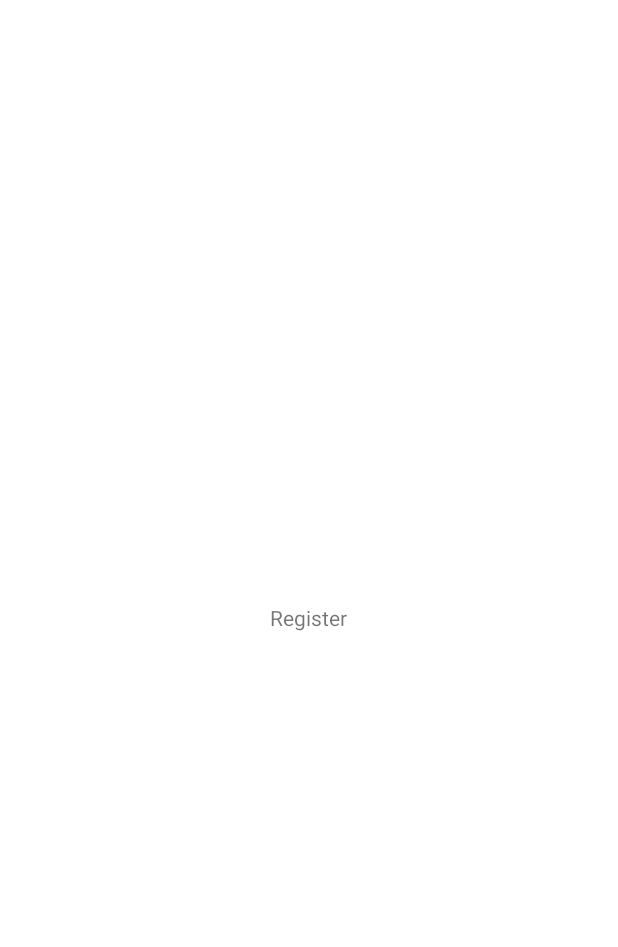
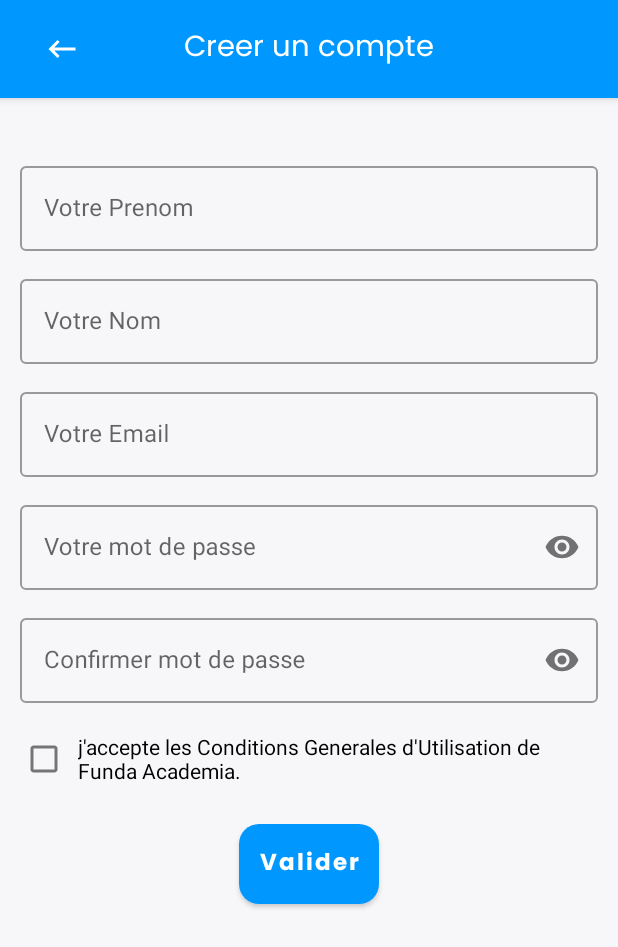
Before and after one commit to BabiMumba/Funda-Academia, an Android app: the RegisterActivity screen opened directly, with no data from a screen before it, on a phone screen of 412 x 824 dp. Before the commit the part shown is almost empty. Shown: the top 947 px of the screen. Run offline under Robolectric (Android 15) with nearby library versions, the phone set to English and light mode, and no system bars; our stand-ins replace sdp/ssp sizes.

Commit message:
nouvelle classe

```diff
--- /dev/null
+++ b/app/src/main/java/cd/bmfundacademia/com/Adapter/RegisterPagerAdapter.kt
@@ -0,0 +1,28 @@
+package cd.bmfundacademia.com.Adapter
+
+import androidx.fragment.app.Fragment
+import androidx.fragment.app.FragmentActivity
+import androidx.fragment.app.FragmentManager
+import androidx.fragment.app.FragmentPagerAdapter
+import androidx.viewpager2.adapter.FragmentStateAdapter
+import cd.bmfundacademia.com.Auth.StepRegister.StepeOneFragment
+import cd.bmfundacademia.com.Auth.StepRegister.StepeTwoFragment
+
+class RegisterPagerAdapter(activity: FragmentActivity) :
+    FragmentStateAdapter(activity)  {
+
+
+
+    override fun getItemCount(): Int {
+        return 3
+    }
+
+    override fun createFragment(position: Int): Fragment {
+        return when (position) {
+            0 -> StepeOneFragment()
+            1 -> StepeTwoFragment()
+            else -> StepeTwoFragment()
+        }
+    }
+
+}
--- a/app/src/main/java/cd/bmfundacademia/com/Auth/HomeAuthActivity.kt
+++ b/app/src/main/java/cd/bmfundacademia/com/Auth/HomeAuthActivity.kt
@@ -38,11 +38,11 @@ class HomeAuthActivity : AppCompatActivity() {
 
 
         binding.loginBtn.btnModelUi.setOnClickListener {
-            Utils.Intent1(this,RegisterActivity::class.java)
+            Utils.Intent1(this,LoginActivity::class.java)
 
         }
         binding.registerBtn.btnModelUi.setOnClickListener {
-            Utils.Intent1(this,LoginActivity::class.java)
+            Utils.Intent1(this,RegisterActivity::class.java)
         }
 
 
--- a/app/src/main/java/cd/bmfundacademia/com/Auth/RegisterActivity.kt
+++ b/app/src/main/java/cd/bmfundacademia/com/Auth/RegisterActivity.kt
@@ -2,21 +2,75 @@ package cd.bmfundacademia.com.Auth
 //cree par babi mumba le 11/mai/2024
 
 import android.os.Bundle
+import android.widget.Toast
 import androidx.activity.enableEdgeToEdge
 import androidx.appcompat.app.AppCompatActivity
 import androidx.core.view.ViewCompat
 import androidx.core.view.WindowInsetsCompat
+import androidx.viewpager.widget.ViewPager
+import androidx.viewpager2.widget.ViewPager2
+import cd.bmfundacademia.com.Adapter.RegisterPagerAdapter
+import cd.bmfundacademia.com.Auth.StepRegister.StepeOneFragment
+import cd.bmfundacademia.com.Auth.StepRegister.StepeTwoFragment
 import cd.bmfundacademia.com.R
+import cd.bmfundacademia.com.databinding.ActivityRegisterBinding
 
 class RegisterActivity : AppCompatActivity() {
+    private var isSwipeEnabled: Boolean = false
+    lateinit var viewPager: ViewPager2
+    private lateinit var registerPagerAdapter: RegisterPagerAdapter
+    lateinit var binding: ActivityRegisterBinding
     override fun onCreate(savedInstanceState: Bundle?) {
         super.onCreate(savedInstanceState)
-        enableEdgeToEdge()
-        setContentView(R.layout.activity_register)
-        ViewCompat.setOnApplyWindowInsetsListener(findViewById(R.id.main)) { v, insets ->
-            val systemBars = insets.getInsets(WindowInsetsCompat.Type.systemBars())
-            v.setPadding(systemBars.left, systemBars.top, systemBars.right, systemBars.bottom)
-            insets
+        binding = ActivityRegisterBinding.inflate(layoutInflater)
+        setContentView(binding.root)
+        ini_toolbar()
+
+        viewPager = binding.viewPager
+        registerPagerAdapter = RegisterPagerAdapter(this)
+        viewPager.adapter = registerPagerAdapter
+        viewPager.isUserInputEnabled = isSwipeEnabled//desactiver le swipe
+
+
+
+
+      /*  binding.btnSave.btnModelUi.text = "Confirmer"
+        //change text color
+        binding.btnSave.btnModelUi.setTextColor(resources.getColor(R.color.white))
+        //change tint color
+        binding.btnSave.btnModelUi.backgroundTintList = resources.getColorStateList(R.color.primary)
+
+        binding.btnSave.btnModelUi.setOnClickListener {
+            val currentFragment = registerPagerAdapter.getItem(viewPager.currentItem)
+
+            if (currentFragment is StepeOneFragment) {
+                if (currentFragment.validateData()) {
+                    viewPager.currentItem += 1
+                }
+            } else if (currentFragment is StepeTwoFragment) {
+                if (currentFragment.validateData()) {
+                    viewPager.currentItem += 1
+                }else{
+                    Toast.makeText(this, "desoler", Toast.LENGTH_SHORT).show()
+                }
+            }
+        }*/
+
+
+
+
+
+
+    }
+    fun ini_toolbar(){
+        binding.toolbarTop.titreTl.text = "Creer un compte"
+        binding.toolbarTop.ivBack.setOnClickListener {
+            //verifier si l'utilisateur a atteint la premiere etape
+            if (viewPager.currentItem == 0) {
+                finish()
+            } else {
+                viewPager.currentItem -= 1
+            }
         }
     }
 }
--- /dev/null
+++ b/app/src/main/java/cd/bmfundacademia/com/Auth/StepRegister/StepeOneFragment.kt
@@ -0,0 +1,86 @@
+package cd.bmfundacademia.com.Auth.StepRegister
+
+import android.os.Bundle
+import android.os.Handler
+import androidx.fragment.app.Fragment
+import android.view.LayoutInflater
+import android.view.View
+import android.view.ViewGroup
+import cd.bmfundacademia.com.Auth.RegisterActivity
+import cd.bmfundacademia.com.R
+import cd.bmfundacademia.com.Util.Utils
+import cd.bmfundacademia.com.databinding.FragmentStepeOneBinding
+
+class StepeOneFragment : Fragment() {
+    lateinit var binding: FragmentStepeOneBinding
+    override fun onCreateView(
+        inflater: LayoutInflater, container: ViewGroup?,
+        savedInstanceState: Bundle?
+    ): View {
+        binding = FragmentStepeOneBinding.inflate(layoutInflater)
+
+        binding.btnSave.btnModelSmal.text = "Valider"
+        //change text color
+        binding.btnSave.btnModelSmal.setTextColor(resources.getColor(R.color.white))
+        //change tint color
+        binding.btnSave.btnModelSmal.backgroundTintList = resources.getColorStateList(R.color.primary)
+        binding.btnSave.btnModelSmal.setOnClickListener {
+            // Vérifier si les informations saisies sont valides et retourner true ou false en conséquence
+            if (validateData()) {
+                Utils.loading(true, binding.progressBar, binding.btnSave.btnModelSmal)
+                Handler().postDelayed({
+                    Utils.loading(false, binding.progressBar, binding.btnSave.btnModelSmal)
+                    // Si les informations sont valides, passer à l'étape suivante
+                    // Récupérer l'instance de l'activité parente
+                    val parentActivity = activity as RegisterActivity
+                    // Passer à l'étape suivante
+                    parentActivity.viewPager.currentItem += 1
+
+                }, 3000)
+            }
+
+        }
+
+
+
+
+        return binding.root
+    }
+
+    fun validateData(): Boolean {
+        // Vérifier si les informations saisies sont valides et retourner true ou false en conséquence
+        val prenom = binding.prenom.text.toString()
+        val nom = binding.nom.text.toString()
+        val email = binding.email.text.toString()
+        val password = binding.password.text.toString()
+        val confirmPassword = binding.confirmpassword.text.toString()
+        val check_term = binding.termCheck.isChecked
+        if (nom.isEmpty()) {
+            binding.nom.error = "Nom est obligatoire"
+            return false
+        }else if (prenom.isEmpty()) {
+            binding.prenom.error = "Prenom est obligatoire"
+            return false
+        }else if (email.isEmpty()) {
+            binding.email.error = "Email est obligatoire"
+            return false
+        }else if (password.isEmpty()) {
+            binding.password.error = "Mot de passe est obligatoire"
+            return false
+        }else if (confirmPassword.isEmpty()) {
+            binding.confirmpassword.error = "Confirmer le mot de passe est obligatoire"
+            return false
+        }else if (password != confirmPassword) {
+            binding.confirmpassword.error = "Les mots de passe ne correspondent pas"
+            return false
+        }else if (!check_term) {
+            binding.termCheck.error = "Vous devez accepter les termes et conditions"
+            return false
+        }
+
+
+        return true
+    }
+
+
+}
--- /dev/null
+++ b/app/src/main/res/drawable/baseline_keyboard_backspace_24.xml
@@ -0,0 +1,5 @@
+<vector xmlns:android="http://schemas.android.com/apk/res/android" android:autoMirrored="true" android:height="24dp" android:tint="#FFFFFF" android:viewportHeight="24" android:viewportWidth="24" android:width="24dp">
+
+    <path android:fillColor="@android:color/white" android:pathData="M21,11H6.83l3.58,-3.59L9,6l-6,6 6,6 1.41,-1.41L6.83,13H21z"/>
+
+</vector>
--- a/app/src/main/res/layout/activity_register.xml
+++ b/app/src/main/res/layout/activity_register.xml
@@ -6,12 +6,24 @@
     android:id="@+id/main"
     android:layout_width="match_parent"
     android:layout_height="match_parent"
+    android:background="@color/backgroud"
     tools:context=".Auth.LoginActivity">
-    <TextView
-        android:layout_width="wrap_content"
+    <include
+        android:layout_width="match_parent"
         android:layout_height="wrap_content"
-        android:text="Register"
-        android:layout_centerInParent="true"
+        android:layout_alignParentTop="true"
+        layout="@layout/toolbar_top"
+        android:id="@+id/toolbar_top"
         />
 
+        <androidx.viewpager2.widget.ViewPager2
+            android:layout_marginTop="@dimen/_10sdp"
+            android:layout_below="@id/toolbar_top"
+            android:layout_alignParentBottom="true"
+            android:id="@+id/viewPager"
+            android:layout_width="match_parent"
+            android:layout_height="match_parent" />
+
+
+
 </RelativeLayout>
--- a/app/src/main/res/layout/btn_model.xml
+++ b/app/src/main/res/layout/btn_model.xml
@@ -9,7 +9,7 @@
     android:padding="@dimen/_10sdp"
     android:text="Text"
     android:textSize="@dimen/_12ssp"
-    android:fontFamily="@font/poppins_light"
+    android:fontFamily="@font/poppins_bold"
     android:textAllCaps="false"
     android:textColor="@color/primary_text"
     android:textStyle="bold"
--- /dev/null
+++ b/app/src/main/res/layout/btn_model_smal.xml
@@ -0,0 +1,17 @@
+<?xml version="1.0" encoding="utf-8"?>
+<com.google.android.material.button.MaterialButton
+    xmlns:android="http://schemas.android.com/apk/res/android"
+    xmlns:app="http://schemas.android.com/apk/res-auto"
+    android:id="@+id/btn_model_smal"
+    android:layout_width="wrap_content"
+    android:layout_height="wrap_content"
+    android:backgroundTint="@color/backgroud"
+    android:padding="@dimen/_10sdp"
+    android:text="Text"
+    android:textSize="@dimen/_12ssp"
+    android:fontFamily="@font/poppins_bold"
+    android:textAllCaps="false"
+    android:textColor="@color/primary_text"
+    android:textStyle="bold"
+    app:cornerRadius="@dimen/_10sdp"
+    />
--- /dev/null
+++ b/app/src/main/res/layout/fragment_stepe_one.xml
@@ -0,0 +1,142 @@
+<?xml version="1.0" encoding="utf-8"?>
+<FrameLayout
+    xmlns:android="http://schemas.android.com/apk/res/android"
+    xmlns:tools="http://schemas.android.com/tools"
+    xmlns:app="http://schemas.android.com/apk/res-auto"
+    android:layout_width="match_parent"
+    android:layout_height="match_parent"
+    tools:context=".Auth.StepRegister.StepeOneFragment">
+
+    <LinearLayout
+        android:layout_width="match_parent"
+        android:layout_height="wrap_content"
+        android:orientation="vertical"
+        android:padding="@dimen/_10sdp"
+        android:layout_marginTop="@dimen/_10sdp"
+
+        tools:ignore="UselessParent">
+
+        <com.google.android.material.textfield.TextInputLayout
+            android:layout_width="match_parent"
+            android:layout_marginBottom="@dimen/_10sdp"
+            android:layout_height="wrap_content"
+            style="@style/Widget.MaterialComponents.TextInputLayout.OutlinedBox"
+            android:hint="Votre Prenom"
+            >
+            <EditText
+                android:imeOptions="actionNext"
+                android:inputType="textPersonName"
+                android:textColor="@color/primary_text"
+                android:layout_width="match_parent"
+                android:layout_height="wrap_content"
+                android:id="@+id/prenom"
+                />
+        </com.google.android.material.textfield.TextInputLayout>
+        <com.google.android.material.textfield.TextInputLayout
+            android:layout_width="match_parent"
+            android:layout_marginBottom="@dimen/_10sdp"
+            android:layout_height="wrap_content"
+            style="@style/Widget.MaterialComponents.TextInputLayout.OutlinedBox"
+            android:hint="Votre Nom"
+            >
+            <EditText
+                android:imeOptions="actionNext"
+                android:inputType="textPersonName"
+                android:textColor="@color/primary_text"
+                android:layout_width="match_parent"
+                android:layout_height="wrap_content"
+                android:id="@+id/nom"
+                />
+        </com.google.android.material.textfield.TextInputLayout>
+        <com.google.android.material.textfield.TextInputLayout
+            android:layout_width="match_parent"
+            android:layout_marginBottom="@dimen/_10sdp"
+            android:layout_height="wrap_content"
+            style="@style/Widget.MaterialComponents.TextInputLayout.OutlinedBox"
+            android:hint="Votre Email"
+            >
+            <EditText
+                android:imeOptions="actionNext"
+                android:inputType="textEmailAddress"
+                android:textColor="@color/primary_text"
+                android:layout_width="match_parent"
+                android:layout_height="wrap_content"
+                android:id="@+id/email"
+                />
+        </com.google.android.material.textfield.TextInputLayout>
+        <com.google.android.material.textfield.TextInputLayout
+            android:layout_width="match_parent"
+            android:layout_marginBottom="@dimen/_10sdp"
+            android:layout_height="wrap_content"
+            style="@style/Widget.MaterialComponents.TextInputLayout.OutlinedBox"
+            android:hint="Votre mot de passe"
+            app:passwordToggleEnabled="true"
+            >
+            <EditText
+                android:imeOptions="actionNext"
+                android:inputType="textPassword"
+                android:textColor="@color/primary_text"
+                android:layout_width="match_parent"
+                android:layout_height="wrap_content"
+                android:id="@+id/password"
+                />
+        </com.google.android.material.textfield.TextInputLayout>
+        <com.google.android.material.textfield.TextInputLayout
+            android:layout_width="match_parent"
+            android:layout_marginBottom="@dimen/_10sdp"
+            android:layout_height="wrap_content"
+            style="@style/Widget.MaterialComponents.TextInputLayout.OutlinedBox"
+            android:hint="Confirmer mot de passe"
+            app:passwordToggleEnabled="true"
+            >
+            <EditText
+                android:imeOptions="actionNext"
+                android:inputType="textPassword"
+                android:textColor="@color/primary_text"
+                android:layout_width="match_parent"
+                android:layout_height="wrap_content"
+                android:id="@+id/confirmpassword"
+                />
+        </com.google.android.material.textfield.TextInputLayout>
+
+        <LinearLayout
+            android:layout_width="match_parent"
+            android:layout_height="wrap_content"
+            android:orientation="vertical"
+            >
+            <CheckBox
+                android:id="@+id/term_check"
+                android:layout_width="wrap_content"
+                android:layout_height="wrap_content"
+                android:text="j'accepte les Conditions Generales d'Utilisation de Funda Academia."
+                android:paddingStart="@dimen/_5sdp"
+                />
+
+        </LinearLayout>
+
+        <RelativeLayout
+            android:padding="@dimen/_10sdp"
+            android:layout_marginBottom="@dimen/_10sdp"
+            android:layout_width="match_parent"
+            android:layout_height="wrap_content"
+            >
+            <include
+                android:id="@+id/btn_save"
+                layout="@layout/btn_model_smal"
+                android:layout_width="wrap_content"
+                android:layout_height="wrap_content"
+                android:layout_centerHorizontal="true"
+
+                />
+            <ProgressBar
+                android:visibility="gone"
+                android:layout_width="@dimen/_30sdp"
+                android:layout_height="@dimen/_30sdp"
+                android:layout_centerHorizontal="true"
+                android:id="@+id/progress_bar"
+                />
+        </RelativeLayout>
+
+    </LinearLayout>
+
+</FrameLayout>
--- /dev/null
+++ b/app/src/main/res/layout/toolbar_top.xml
@@ -0,0 +1,43 @@
+<?xml version="1.0" encoding="utf-8"?>
+<com.google.android.material.appbar.AppBarLayout
+    xmlns:android="http://schemas.android.com/apk/res/android"
+    xmlns:app="http://schemas.android.com/apk/res-auto"
+    xmlns:tools="http://schemas.android.com/tools"
+    android:id="@+id/top_bar_layout"
+    android:layout_width="match_parent"
+    android:layout_height="wrap_content"
+    android:background="@color/Accent"
+    android:elevation="4dp">
+
+    <com.google.android.material.appbar.MaterialToolbar
+        android:id="@+id/topAppBar"
+        style="@style/Widget.MaterialComponents.Toolbar.Primary"
+        android:layout_width="match_parent"
+        android:layout_height="@dimen/_50sdp"
+        android:background="@color/Accent"
+        app:buttonGravity="center_vertical"
+        app:navigationIconTint="@color/primary"
+        app:titleTextColor="@color/black">
+        <ImageView
+            android:padding="@dimen/_10sdp"
+            app:tint="@color/white"
+            android:layout_width="wrap_content"
+            android:layout_height="wrap_content"
+            android:src="@drawable/baseline_keyboard_backspace_24"
+            android:layout_gravity="start"
+            android:id="@+id/iv_back"
+            />
+        <TextView
+            android:id="@+id/titre_tl"
+            android:layout_width="wrap_content"
+            android:layout_height="wrap_content"
+            android:text="Nom"
+            android:layout_gravity="center"
+            android:fontFamily="@font/poppins_regular"
+            android:textSize="@dimen/_15ssp"
+            android:textColor="@color/white"
+            />
+    </com.google.android.material.appbar.MaterialToolbar>
+
+
+</com.google.android.material.appbar.AppBarLayout>
--- a/app/src/main/res/values/strings.xml
+++ b/app/src/main/res/values/strings.xml
@@ -1,3 +1,5 @@
 <resources>
     <string name="app_name">Funda Academia</string>
+    <!-- TODO: Remove or change this placeholder text -->
+    <string name="hello_blank_fragment">Hello blank fragment</string>
 </resources>
```
Also changed, not shown: app/src/main/java/cd/bmfundacademia/com/Auth/LoginActivity.kt (+19 -7 lines), app/src/main/java/cd/bmfundacademia/com/Auth/StepRegister/StepeTwoFragment.kt (added, +47 -0 lines), app/src/main/java/cd/bmfundacademia/com/Util/Utils.kt (+12 -0 lines), app/src/main/res/layout/activity_login.xml (+83 -4 lines), app/src/main/res/layout/fragment_stepe_two.xml (added, +127 -0 lines).
